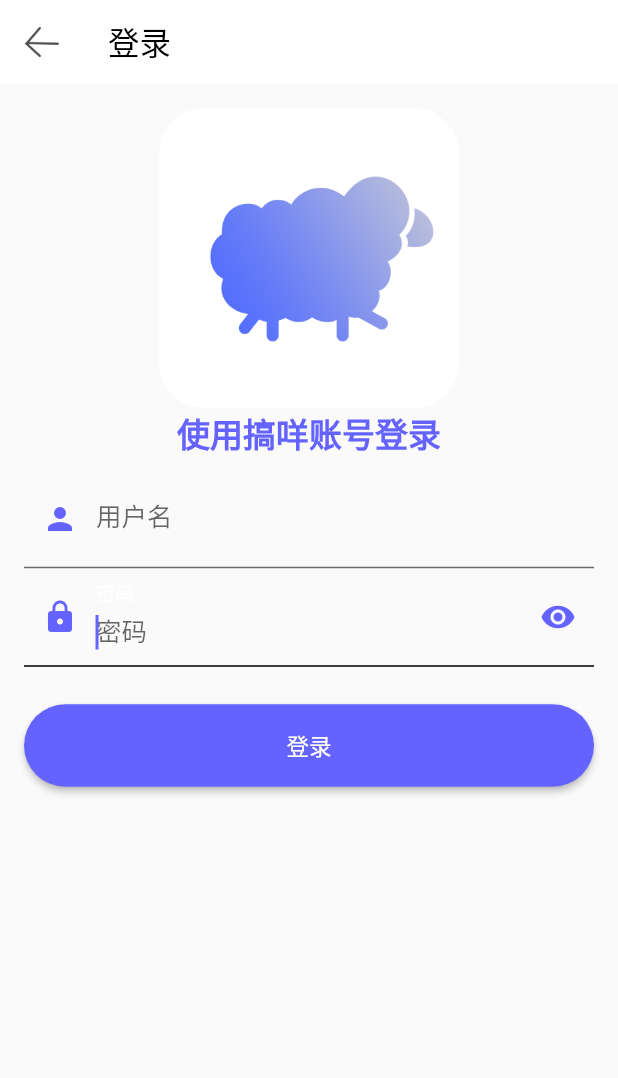
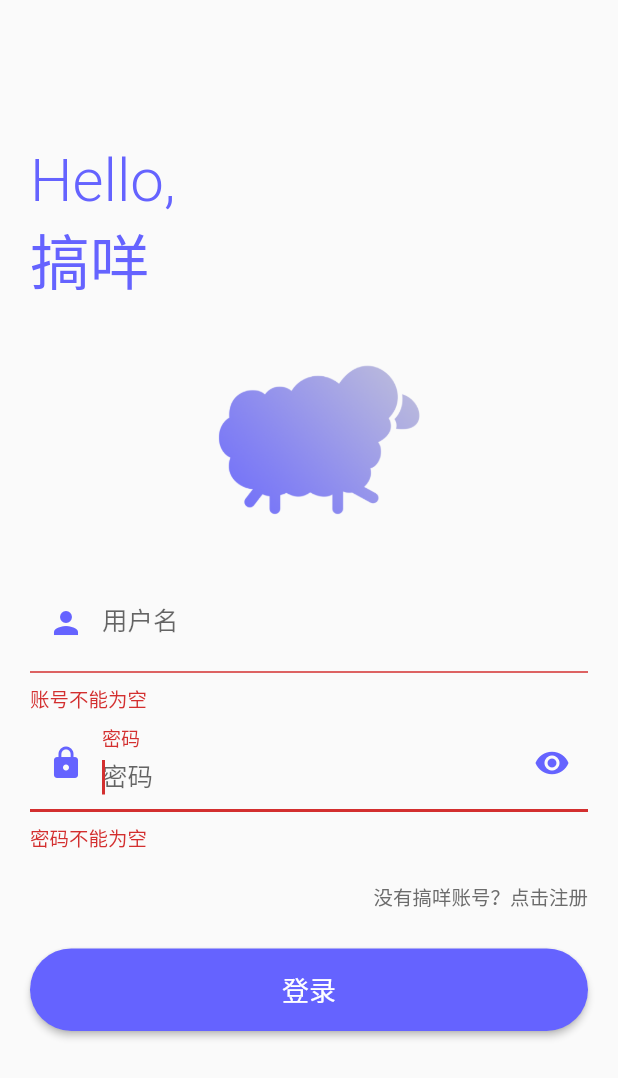
Before and after one commit to pushinl/Todo_Flutter, a Flutter app: the screen it shows after launch, after a tap on "登录", on a phone screen of 412 x 824 dp. Shown: the top 1078 px of the screen. Run offline on Flutter 3.47's test engine with Material 2 defaults, Android fonts, the phone set to English and light mode, and no system bars; our stand-ins replace dio, sensors, sqflite, table_calendar, toast, vibration; missing offline and left inert: flutter_picker, r_calendar; accounts and stored records are empty.

Commit message:
[v1.0] 基本over

```diff
--- a/lib/main.dart
+++ b/lib/main.dart
@@ -1,9 +1,7 @@
 import 'package:flutter/cupertino.dart';
 import 'package:flutter/material.dart';
 import 'package:flutter_localizations/flutter_localizations.dart';
-import 'package:todo_flutter/bean/user_bean_entity.dart';
 import 'package:todo_flutter/pages/loginpage/login_page.dart';
-import 'package:todo_flutter/pages/loginpage/start_page.dart';
 
 import 'bean/user_model.dart';
 import 'pages/routes.dart';
@@ -30,7 +28,7 @@ const MaterialColor white = const MaterialColor(
 );
 
 class Global{
-  static bool isLogin = false;//TODO:记得修改
+  static bool isLogin = false;
   static UserModel user = UserModel();
 }
 
@@ -53,7 +51,7 @@ class MyApp extends StatelessWidget {
         const Locale('en', 'US'),
       ],
       locale: const Locale('zh'),
-      home: Global.isLogin ? Tabs() : StartPage()
+      home: Global.isLogin ? Tabs() : LoginRoute()
     );
   }
 }
--- a/lib/pages/loginpage/login_page.dart
+++ b/lib/pages/loginpage/login_page.dart
@@ -3,13 +3,11 @@ import 'dart:convert';
 import 'package:dio/dio.dart';
 import 'package:flutter/material.dart';
 import 'package:toast/toast.dart';
-import 'package:todo_flutter/bean/user_bean_entity.dart';
 import 'package:todo_flutter/pages/color_utils.dart';
 import 'package:todo_flutter/service/error_interceptor.dart';
 import 'package:todo_flutter/service/service.dart';
 
 import '../../main.dart';
-import '../constants.dart';
 
 class LoginRoute extends StatefulWidget {
   @override
@@ -40,39 +38,22 @@ class _LoginRouteState extends State<LoginRoute> {
   Widget build(BuildContext context) {
     // var gm = GmLocalizations.of(context);
     return Scaffold(
-      appBar: AppBar(
-        title: Text('登录'),
-        elevation: 0,
-        leading: IconButton(
-          iconSize: 36,
-          onPressed: () {
-            Navigator.pop(context);
-          },
-          icon: Image.asset(
-            'assets/back.png',
-            width: 25,
-            height: 20,
-          ),
-        ),
-      ),
       body: Padding(
-        padding: const EdgeInsets.all(16.0),
+        padding: const EdgeInsets.all(20.0),
         child: Form(
           key: _formKey,
           child: Column(
+            mainAxisAlignment: MainAxisAlignment.center,
             children: <Widget>[
-              Image.asset('assets/twt_assets/twt.png', height: 200,),
-              Text(
-                '使用搞咩账号登录',
+              Container(
+                alignment: Alignment.centerLeft,
+                child: Text("Hello,\n搞咩",
                     style: TextStyle(
-                  fontSize: 22,
                         color: ColorUtils.color_blue_main,
-                  fontWeight: FontWeight.bold
+                        fontSize: 40,
+                        fontWeight: FontWeight.w300)),
               ),
-              ),
-              SizedBox(
-                height: 8,
-              ),
+              Image.asset('assets/twt_assets/twt.png', height: 180,),
               TextFormField(
                   autofocus: _nameAutoFocus,
                   controller: _unameController,
@@ -87,6 +68,7 @@ class _LoginRouteState extends State<LoginRoute> {
                     ),
                     enabledBorder: UnderlineInputBorder(
                       borderSide: BorderSide(color: ColorUtils.color_grey_666),
+                      borderRadius: BorderRadius.circular(20)
                     ),
                     focusedBorder: UnderlineInputBorder(
                       borderSide: BorderSide(color: Colors.black),
@@ -137,13 +119,29 @@ class _LoginRouteState extends State<LoginRoute> {
                       .isNotEmpty ? null : '密码不能为空';
                 },
               ),
+              SizedBox(height: 20,),
+              Align(
+                alignment: Alignment.centerRight,
+                child: InkWell(
+                  onTap: () {
+                    Navigator.pushNamed(context, '/Register');
+                  },
+                  child: Text(
+                    '没有搞咩账号？点击注册',
+                    style: TextStyle(
+                      color: ColorUtils.color_grey_666,
+                      fontSize: 13,
+                    ),
+                  ),
+                ),
+              ),
               Padding(
                 padding: const EdgeInsets.only(top: 25),
                 child: ConstrainedBox(
                   constraints: BoxConstraints.expand(height: 55.0),
                   child: ElevatedButton(
                     onPressed: _onLogin,
-                    child: Text('登录'),
+                    child: Text('登录',style: TextStyle(fontSize: 18),),
                     style: ButtonStyle(
                       shape: MaterialStateProperty.all<RoundedRectangleBorder>(
                           RoundedRectangleBorder(
@@ -158,6 +156,7 @@ class _LoginRouteState extends State<LoginRoute> {
                   ),
                 ),
               ),
+              SizedBox(height: 40,),
             ],
           ),
         ),
@@ -183,6 +182,7 @@ class _LoginRouteState extends State<LoginRoute> {
       print(result.message);
       switch (result.errorCode) {
         case 0:
+          Toast.show('登录成功', context);
           Global.isLogin = true;
           Global.user.account = _unameController.text;
           Global.user.password = _pwdController.text;
@@ -190,12 +190,9 @@ class _LoginRouteState extends State<LoginRoute> {
               new MaterialPageRoute(builder: (context) => new MyApp()
               ), (route) => route == null);
           break;
-        case 40002:
-          throw TodoDioError(error: "该用户不存在");
-        case 40003:
-          throw TodoDioError(error: "用户名或密码错误");
         case 40004:
-          throw TodoDioError(error: "用户名已存在");
+          Toast.show('用户名或密码错误', context);
+          throw TodoDioError(error: '用户名或密码错误');
       }
     }
   }
--- a/lib/pages/loginpage/start_page.dart
+++ /dev/null
@@ -1,70 +0,0 @@
-import 'package:flutter/material.dart';
-import 'package:todo_flutter/pages/color_utils.dart';
-
-class StartPage extends StatelessWidget {
-  @override
-  Widget build(BuildContext context) {
-    return Scaffold(
-      body: Column(
-        children: [
-          Container(
-            alignment: Alignment.centerLeft,
-            padding: const EdgeInsets.fromLTRB(30, 50, 0, 0),
-            child: Text("Hello,\n搞咩",
-                style: TextStyle(
-                    color: ColorUtils.color_blue_main,
-                    fontSize: 50,
-                    fontWeight: FontWeight.w300)),
-          ),
-          Expanded(child: Text(""), flex: 1),
-          Row(
-            mainAxisAlignment: MainAxisAlignment.center,
-            children: [
-              Container(
-                height: 50,
-                width: 100,
-                child: ElevatedButton(
-                  onPressed: () =>
-                      Navigator.pushNamed(context,'/Login'),
-                  child: Text('登录',
-                      style: TextStyle(
-                          color: ColorUtils.color_blue_main, fontSize: 13)),
-                  style: ElevatedButton.styleFrom(
-                    elevation: 3.0,
-                    shape: RoundedRectangleBorder(
-                        borderRadius: BorderRadius.circular(30.0)),
-                  ),
-                ),
-              ),
-              Container(
-                height: 50,
-                width: 100,
-                margin: const EdgeInsets.only(left: 50),
-                child: ElevatedButton(
-                  onPressed: () =>
-                      Navigator.pushNamed(context, '/Register'),
-                  child: Text('注册',
-                      style: TextStyle(
-                          color: ColorUtils.color_blue_main, fontSize: 13)),
-                  style: ElevatedButton.styleFrom(
-                    elevation: 3.0,
-                    shape: RoundedRectangleBorder(
-                        borderRadius: BorderRadius.circular(30.0)),
-                  ),
-                ),
-              ),
-            ],
-          ),
-          // Padding(
-          //   padding: EdgeInsets.only(top: 30),
-          //   child: Text('text1',
-          //       textAlign: TextAlign.center,
-          //       style: TextStyle(
-          //           fontSize: 11, color: Color.fromRGBO(98, 103, 124, 1))),
-          // ),
-          Expanded(child: Text(""), flex: 2)
-        ],
-      ),
-    );
-  }
-}
--- a/lib/service/error_interceptor.dart
+++ b/lib/service/error_interceptor.dart
@@ -18,7 +18,6 @@ class ErrorInterceptor extends InterceptorsWrapper {
     if (err.type == DioErrorType.RESPONSE && err.response?.statusCode == 302)
       return DioError(error: "办公网绑定失效，请重新绑定");
 
-    /// 除了以上列出的错误之外，其他的所有错误给一个统一的名称，防止让用户看到奇奇怪怪的错误代码
     if (!kDebugMode) return DioError(error: "发生未知错误，请联系开发人员解决");
   }
 }
```
Also changed, not shown: lib/pages/loginpage/register_page.dart (+25 -15 lines), lib/pages/todopage/todo_page.dart (+7 -8 lines), lib/service/net_check_interceptor.dart (deleted, +0 -13 lines), lib/service/net_status_listener.dart (deleted, +0 -20 lines), lib/service/service.dart (+1 -34 lines), assets/twt_assets/twt.png. Lines whose indentation alone changed are shown as unchanged.
